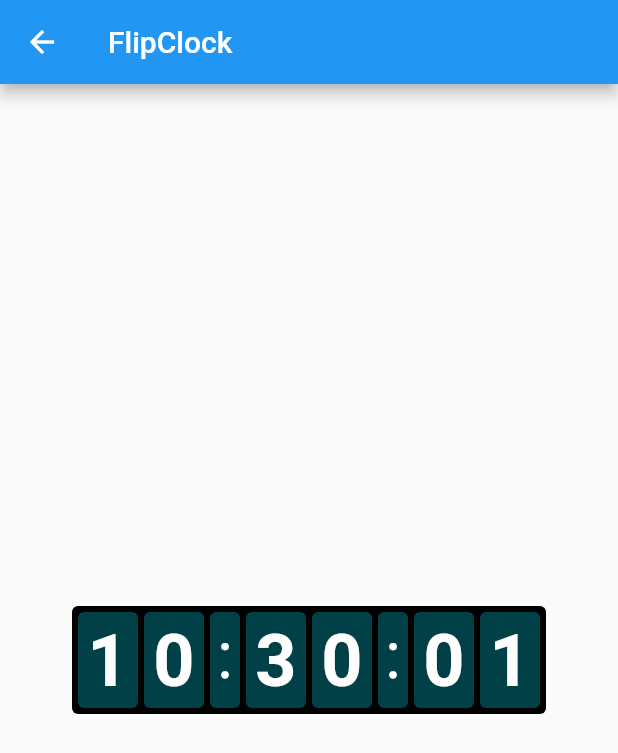
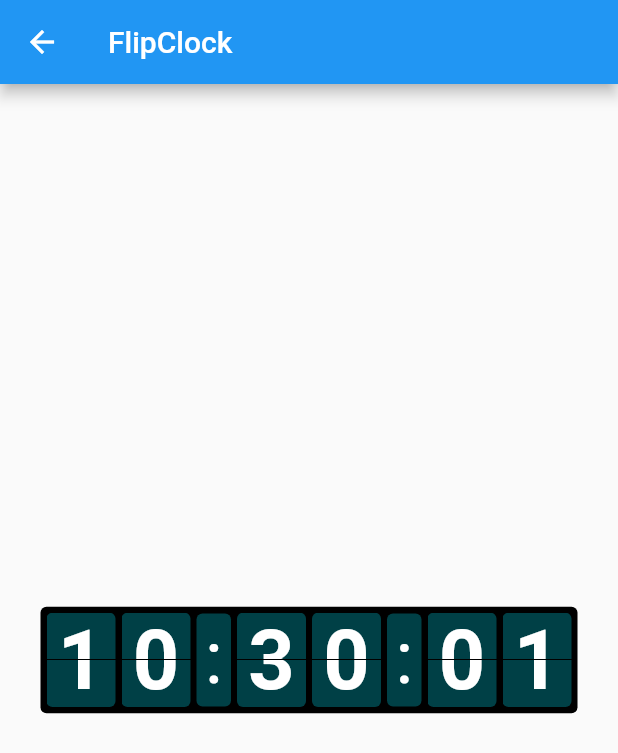
Before and after one commit to cc-nogueira/flip_board, a Flutter app: the FlipClockPage screen opened by its route, on a phone screen of 412 x 824 dp. Shown: the top 753 px of the screen. Run offline on Flutter 3.47's test engine with Material 2 defaults, Android fonts, the phone set to English and light mode, and no system bars.

Commit message:
Clock digit size in examples

```diff
--- a/example/lib/pages/flip_clock_page.dart
+++ b/example/lib/pages/flip_clock_page.dart
@@ -11,16 +11,16 @@ class FlipClockPage extends StatelessWidget {
           decoration: const BoxDecoration(
               color: Colors.black,
               borderRadius: BorderRadius.all(Radius.circular(4.0))),
-          height: 72.0,
+          height: 71.0,
           child: Padding(
             padding: const EdgeInsets.symmetric(horizontal: 2.0, vertical: 4.0),
             child: FlipClock(
               digitColor: Colors.white,
               backgroundColor: const Color(0xFF004046),
-              digitSize: 48.0,
-              width: 40.0,
-              height: 64.0,
-              flipSpacing: 0.0,
+              digitSize: 54.0,
+              width: 46.0,
+              height: 62.0,
+              flipSpacing: 0.8,
             ),
           ),
         ),
```
Also changed, not shown: example/lib/pages/flip_countdown_clock_page.dart (+5 -4 lines).
